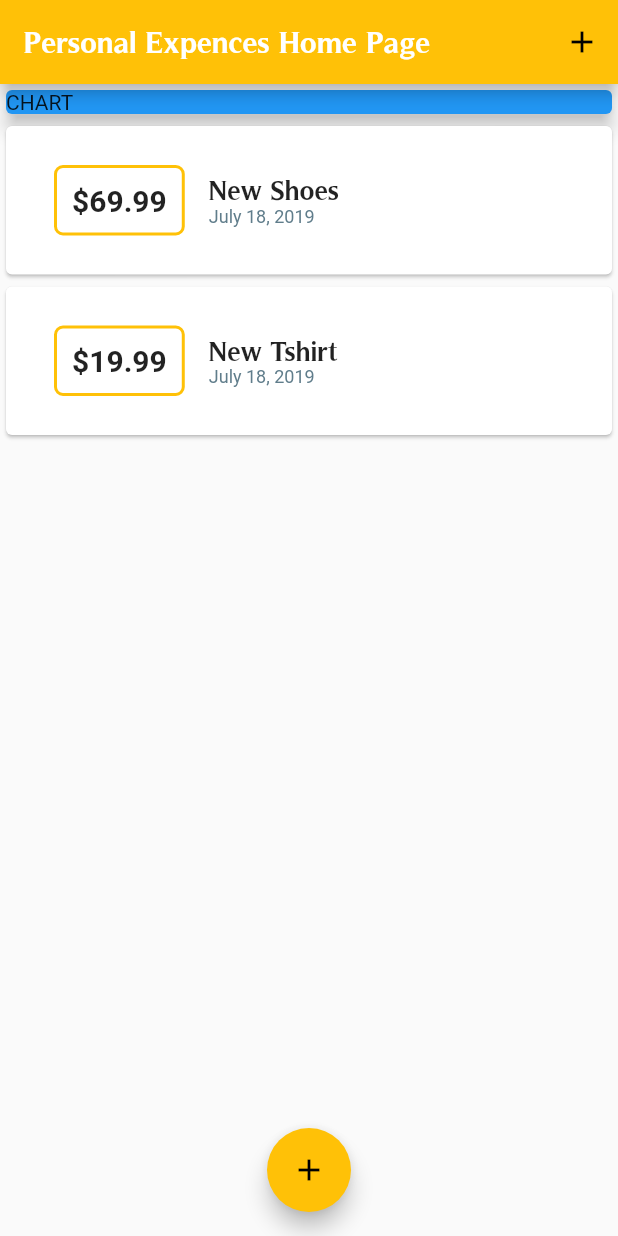
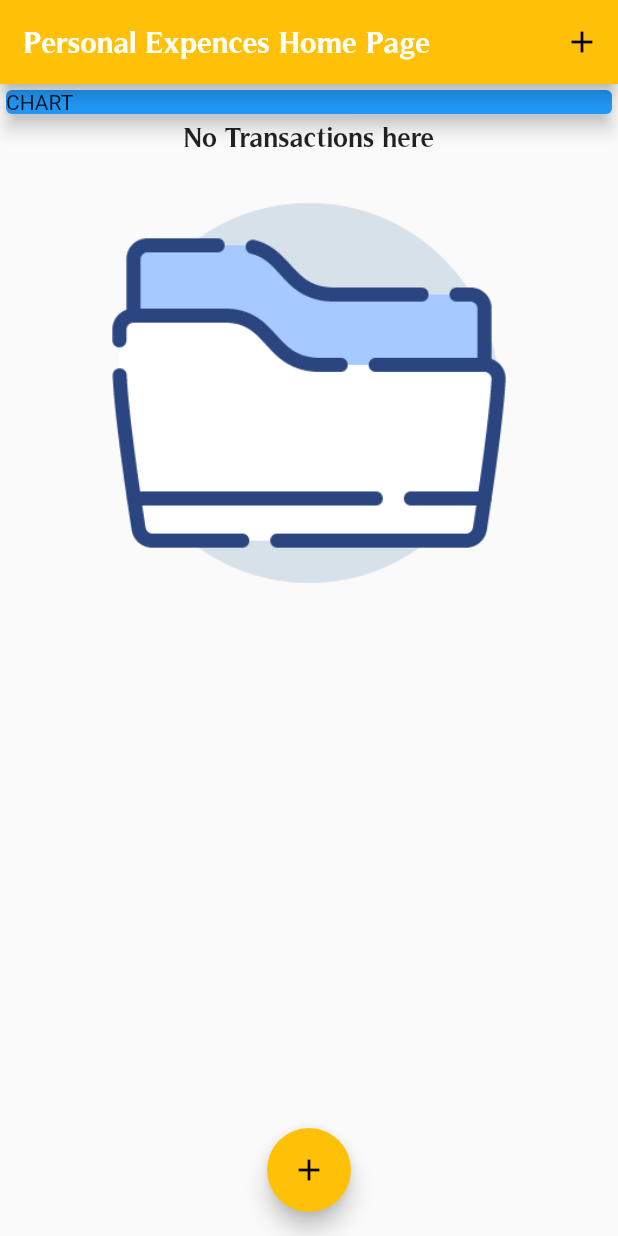
Before and after one commit to chemickypes/flutter_udemy_course, a Flutter app: the screen it shows after launch, on a phone screen of 412 x 824 dp. Run offline on Flutter 3.47's test engine with Material 2 defaults, Android fonts, the phone set to English and light mode, and no system bars.

Commit message:
add empty image

```diff
--- a/expences/lib/main.dart
+++ b/expences/lib/main.dart
@@ -46,10 +46,10 @@ class MyHomePage extends StatefulWidget {
 
 class _MyHomePageState extends State<MyHomePage> {
   final List<Transaction> transactions = [
-    Transaction(
+   /*  Transaction(
         id: "t1", title: "New Shoes", amount: 69.99, date: DateTime.now()),
     Transaction(
-        id: "t2", title: "New Tshirt", amount: 19.99, date: DateTime.now())
+        id: "t2", title: "New Tshirt", amount: 19.99, date: DateTime.now()) */
   ];
 
   void _startAddNewTransaction(BuildContext context) {
--- a/expences/lib/widgets/user_transaction_dashboard.dart
+++ b/expences/lib/widgets/user_transaction_dashboard.dart
@@ -6,9 +6,10 @@ import '../models/transaction.dart';
 
 class TransactionsDashboard extends StatelessWidget {
   final List<Transaction> transactions;
-  TransactionsDashboard({Key key, @required this.transactions}) : super(key: key);
+  TransactionsDashboard({Key key, @required this.transactions})
+      : super(key: key);
 
- @override
+  @override
   Widget build(BuildContext context) {
     return SingleChildScrollView(
       child: Container(
@@ -22,14 +23,29 @@ class TransactionsDashboard extends StatelessWidget {
                 elevation: 5,
               ),
             ),
-
-            TransactionList(
-              transactionsList: transactions,
-            ),
+            transactions.isEmpty
+                ? Column(
+                    children: <Widget>[
+                      Text(
+                        "No Transactions here",
+                        style: Theme.of(context).textTheme.title,
+                      ),
+                      SizedBox(height: 10),
+                      Container(
+                        width: 300,
+                        child: Image.asset(
+                          'assets/images/empty_folder.png',
+                          fit: BoxFit.cover,
+                        ),
+                      )
+                    ],
+                  )
+                : TransactionList(
+                    transactionsList: transactions,
+                  ),
           ],
         ),
       ),
     );
   }
-
 }
--- a/expences/pubspec.yaml
+++ b/expences/pubspec.yaml
@@ -44,9 +44,8 @@ flutter:
   uses-material-design: true
 
   # To add assets to your application, add an assets section, like this:
-  # assets:
-  #  - images/a_dot_burr.jpeg
-  #  - images/a_dot_ham.jpeg
+  assets:
+   - assets/images/empty_folder.png
 
   # An image asset can refer to one or more resolution-specific "variants", see
   # https://flutter.dev/assets-and-images/#resolution-aware.
```
Also changed, not shown: expences/assets/images/empty_folder.png (added).
